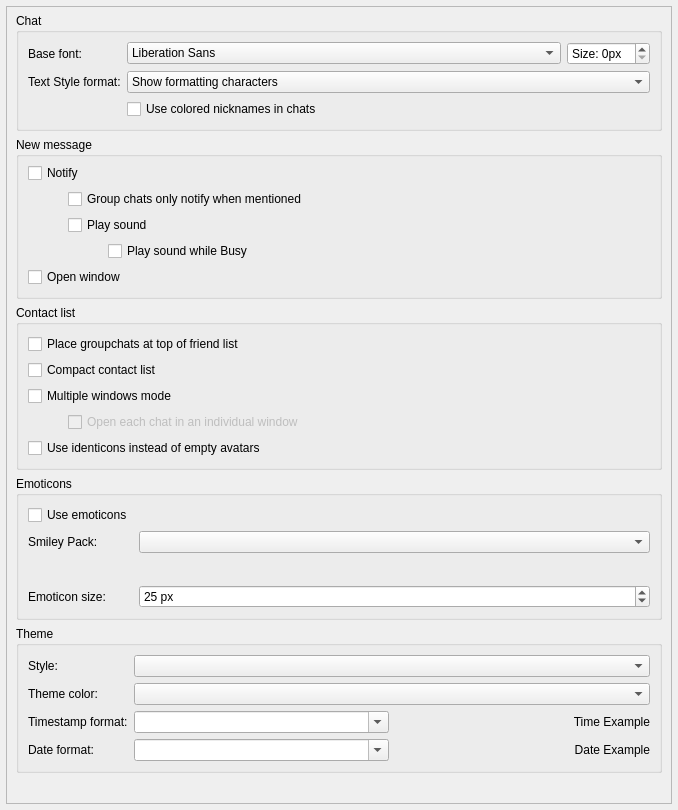
The window that src/widget/form/settings/userinterfacesettings.ui (qTox/qTox) describes before a commit, drawn with Qt 5.
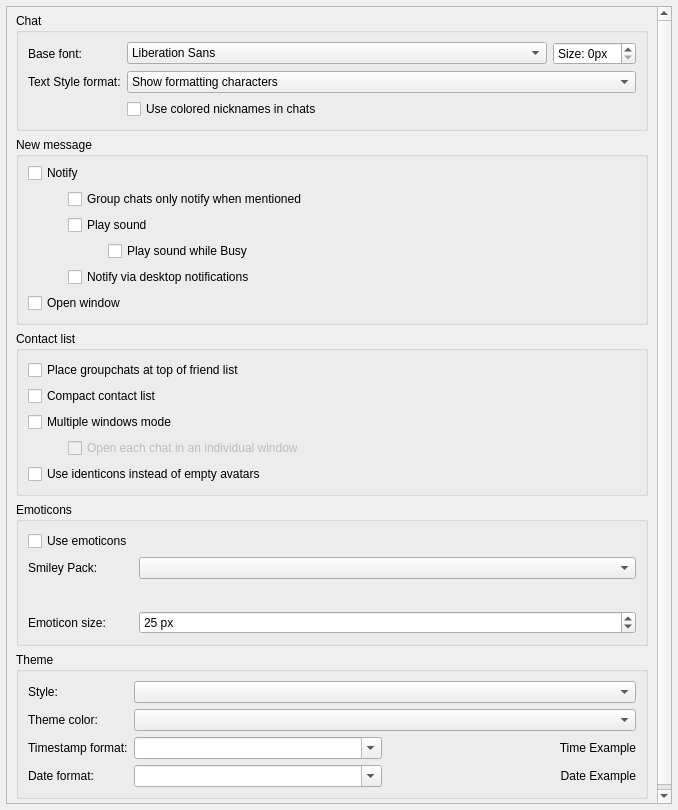
The same window after the commit. Custom widgets are drawn as their Qt base class.

Commit message: feat(notify): integrate desktop notifications into settings

What changed in the file:
```diff
--- a/src/widget/form/settings/userinterfacesettings.ui
+++ b/src/widget/form/settings/userinterfacesettings.ui
@@ -214,6 +214,13 @@
               </item>
              </layout>
             </item>
+            <item>
+             <widget class="QCheckBox" name="desktopNotify">
+              <property name="text">
+               <string>Notify via desktop notifications</string>
+              </property>
+             </widget>
+            </item>
            </layout>
           </item>
           <item>
```
The commit also changes 5 other files.
